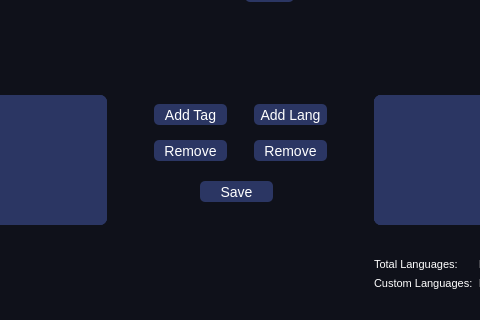
Before: the Qt Designer form mainwindow.ui in Deatrax/codenheimer, drawn with Qt 5; both pictures show x 416 to 896 and y 249 to 569 of the 1092 by 719 pixel window.
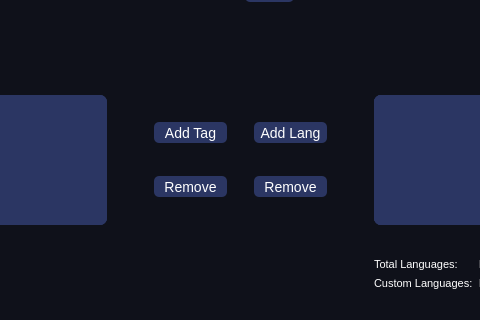
After: the same form once the commit is applied. Icons and pictures are not drawn.

Commit message: got rid of the save button in the snippet-lang section in settings page

What changed in the file:
```diff
--- a/mainwindow.ui
+++ b/mainwindow.ui
@@ -2467,40 +2467,6 @@
                             </layout>
                            </widget>
                           </item>
-                          <item>
-                           <widget class="QWidget" name="widget_17" native="true">
-                            <layout class="QHBoxLayout" name="horizontalLayout_20">
-                             <property name="spacing">
-                              <number>0</number>
-                             </property>
-                             <property name="leftMargin">
-                              <number>53</number>
-                             </property>
-                             <property name="topMargin">
-                              <number>0</number>
-                             </property>
-                             <property name="rightMargin">
-                              <number>60</number>
-                             </property>
-                             <property name="bottomMargin">
-                              <number>0</number>
-                             </property>
-                             <item>
-                              <widget class="QPushButton" name="saveButton">
-                               <property name="maximumSize">
-                                <size>
-                                 <width>73</width>
-                                 <height>21</height>
-                                </size>
-                               </property>
-                               <property name="text">
-                                <string>Save</string>
-                               </property>
-                              </widget>
-                             </item>
-                            </layout>
-                           </widget>
-                          </item>
                          </layout>
                         </widget>
                        </item>
```
